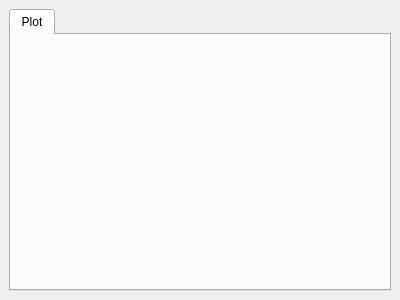
Before: the Qt Designer form datacubeplugin/ui/plotwidget.ui in planetfederal/qgis-datacube-plugin, drawn with Qt 5.
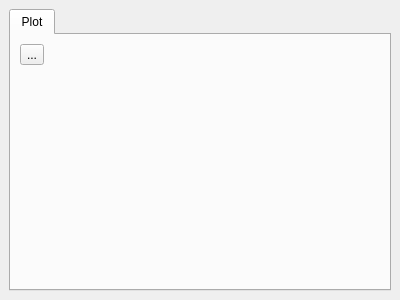
After: the same form once the commit is applied.

```diff
--- a/datacubeplugin/ui/plotwidget.ui
+++ b/datacubeplugin/ui/plotwidget.ui
@@ -24,9 +24,40 @@
        <attribute name="title">
         <string>Plot</string>
        </attribute>
-       <layout class="QVBoxLayout" name="verticalLayout_2">
+       <layout class="QHBoxLayout" name="horizontalLayout">
         <item>
-         <widget class="QWidget" name="canvasWidget" native="true"/>
+         <layout class="QVBoxLayout" name="verticalLayout_2">
+          <item>
+           <widget class="QToolButton" name="buttonSave">
+            <property name="text">
+             <string>...</string>
+            </property>
+           </widget>
+          </item>
+          <item>
+           <spacer name="verticalSpacer">
+            <property name="orientation">
+             <enum>Qt::Vertical</enum>
+            </property>
+            <property name="sizeHint" stdset="0">
+             <size>
+              <width>20</width>
+              <height>40</height>
+             </size>
+            </property>
+           </spacer>
+          </item>
+         </layout>
+        </item>
+        <item>
+         <widget class="QWidget" name="canvasWidget" native="true">
+          <property name="sizePolicy">
+           <sizepolicy hsizetype="MinimumExpanding" vsizetype="Preferred">
+            <horstretch>0</horstretch>
+            <verstretch>0</verstretch>
+           </sizepolicy>
+          </property>
+         </widget>
         </item>
        </layout>
       </widget>
```
